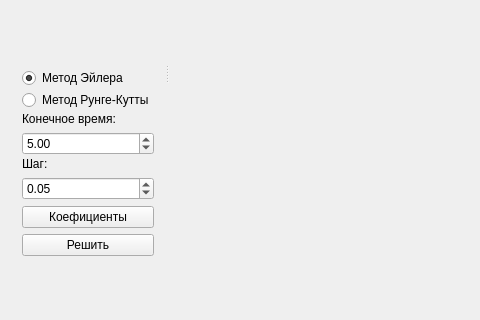
Before: the Qt Designer form mainwindow.ui in DesmondFox/PredatorPreyModel, drawn with Qt 5; both pictures show x 0 to 480 and y 152 to 472 of the 811 by 472 pixel window.
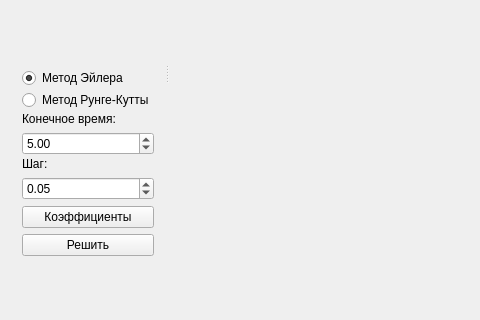
After: the same form once the commit is applied. Custom widgets are drawn as their Qt base class.

Patch:
```diff
--- a/mainwindow.ui
+++ b/mainwindow.ui
@@ -20,7 +20,7 @@
       <property name="orientation">
        <enum>Qt::Horizontal</enum>
       </property>
-      <widget class="QWidget" name="">
+      <widget class="QWidget" name="layoutWidget">
        <layout class="QVBoxLayout" name="verticalLayout_5">
         <property name="spacing">
          <number>2</number>
@@ -149,7 +149,7 @@
           <item>
            <widget class="QPushButton" name="pushKoefs">
             <property name="text">
-             <string>Коефициенты</string>
+             <string>Коэффициенты</string>
             </property>
            </widget>
           </item>
```
Left out of the diff: 2 changed lines with no effect on the pictures.
